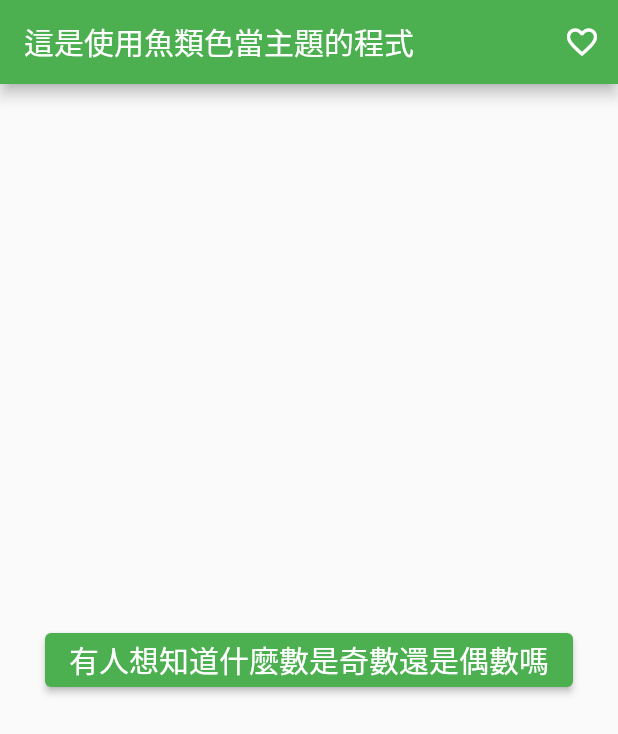
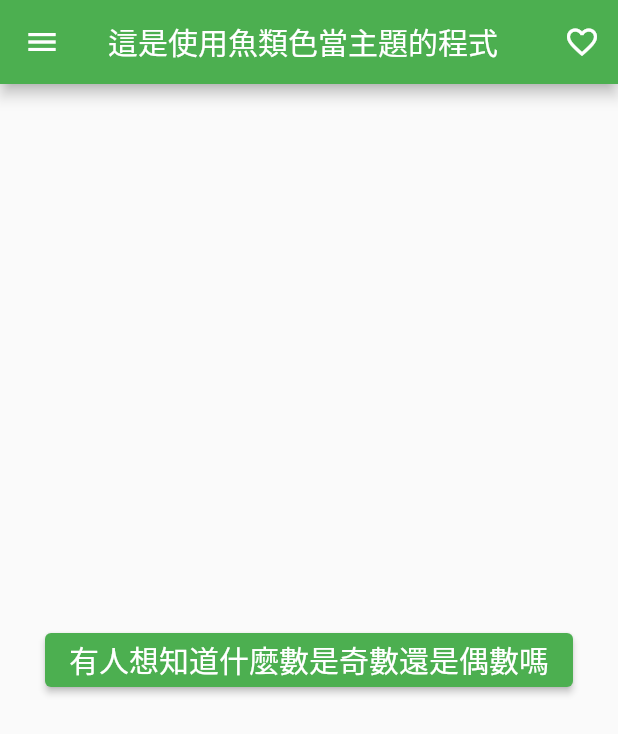
Before and after one commit to r0930514/Odd-Even-Check, a Flutter app: the screen it shows after launch, on a phone screen of 412 x 824 dp. Shown: the top 734 px of the screen. Run offline on Flutter 3.47's test engine with Material 2 defaults, Android fonts, the phone set to English and light mode, and no system bars.

Commit message:
加入側邊欄

```diff
--- a/lib/main.dart
+++ b/lib/main.dart
@@ -1,14 +1,14 @@
 import 'package:flutter/material.dart';
 import 'package:flutter/services.dart';
-
-void main() {
-  runApp(MyApp());
-}
 
 final ThemeData mytheme = new ThemeData(
     primarySwatch: Colors.green,
     primaryColor: Colors.green,
     brightness: Brightness.light);
+
+void main() {
+  runApp(MyApp());
+}
 
 class MyApp extends StatelessWidget {
   // This widget is the root of your application.
@@ -31,13 +31,13 @@ class MyHomePage extends StatefulWidget {
   _MyHomePageState createState() => _MyHomePageState();
 }
 
+//Myhome Page
 class _MyHomePageState extends State<MyHomePage> {
   String displayText = '';
 
   //文字輸入框變數定義
   final TextEditingController textInput = new TextEditingController();
   final TextEditingController alertTextInput = new TextEditingController();
-  get child => null;
 
   //彈出輸入框
   void _showdialog() {
@@ -139,7 +139,7 @@ class _MyHomePageState extends State<MyHomePage> {
         actions: [
           IconButton(
               onPressed: () {
-                displayText = '哈囉';
+                displayText = 'hollo world';
                 alertresult();
               },
               icon: Icon(
@@ -147,6 +147,37 @@ class _MyHomePageState extends State<MyHomePage> {
                 color: Colors.white,
               ))
         ],
+      ),
+      drawer: Drawer(
+        child: ListView(
+          children: [
+            DrawerHeader(
+                decoration: BoxDecoration(color: Colors.green),
+                child: Center(
+                  child: SizedBox(
+                    width: 60,
+                    height: 60,
+                    child: CircleAvatar(
+                      child: Text('data'),
+                    ),
+                  ),
+                )),
+            ListTile(
+              leading: Icon(Icons.exit_to_app),
+              title: Text('關於'),
+              onTap: () {
+                Navigator.pop(context);
+                displayText = 'hollo world';
+                alertresult();
+              },
+            ),
+            ListTile(
+              leading: Icon(Icons.book),
+              title: Text('第二頁'),
+              onTap: () {},
+            )
+          ],
+        ),
       ),
       body: Center(
         child: Column(
```
Also changed, not shown: 1 other file.
